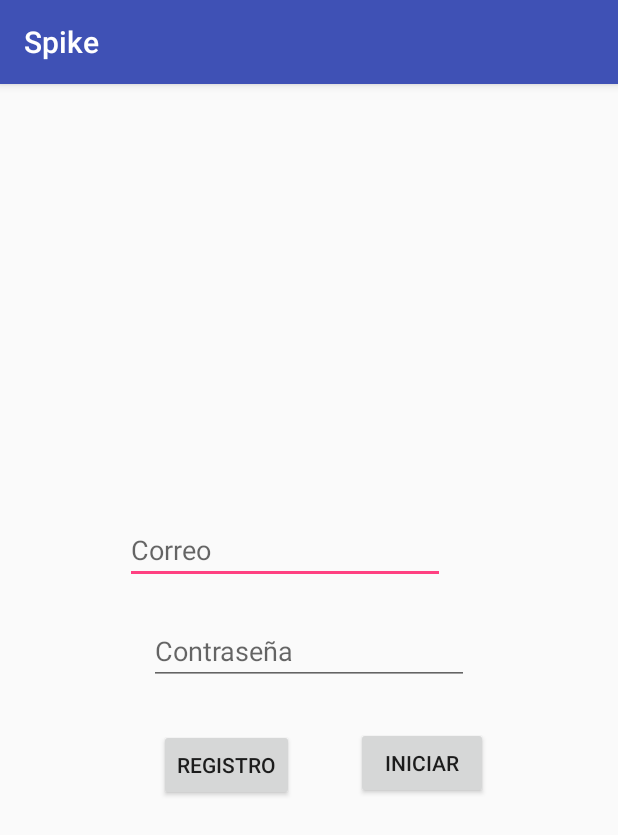
After one commit to juanda0097/Spikec, an Android app: the login screen opened directly, with no data from a screen before it, on a phone screen of 412 x 824 dp. The commit adds this screen. Shown: the top 835 px of the screen. Run offline under Robolectric (Android 15) with nearby library versions, the phone set to English and light mode, and no system bars.

Commit message:
9   registro añadido sin autenticacion

```diff
--- a/app/build.gradle
+++ b/app/build.gradle
@@ -24,13 +24,13 @@ dependencies {
     androidTestCompile('com.android.support.test.espresso:espresso-core:2.2.2', {
         exclude group: 'com.android.support', module: 'support-annotations'
     })
+
+
     compile 'com.android.support:appcompat-v7:26.+'
     compile 'com.android.support:design:26.+'
     compile 'com.android.support.constraint:constraint-layout:1.0.2'
     compile 'com.google.firebase:firebase-core:9.0.0'
-    compile 'com.google.firebase:firebase-database:9.0.0'
-
+    compile 'com.google.firebase:firebase-database:10.0.1'
     testCompile 'junit:junit:4.12'
-
 }
 apply plugin: 'com.google.gms.google-services'
--- a/app/src/main/AndroidManifest.xml
+++ b/app/src/main/AndroidManifest.xml
@@ -20,7 +20,9 @@
             </intent-filter>
         </activity>
         <activity android:name=".Main2Activity" />
-        <activity android:name=".ejemplo"></activity>
+        <activity android:name=".ejemplo" />
+        <activity android:name=".login" />
+        <activity android:name=".register"></activity>
     </application>
 
 </manifest>
--- /dev/null
+++ b/app/src/main/java/com/spikec/spikec/login.java
@@ -0,0 +1,13 @@
+package com.spikec.spikec;
+
+import android.support.v7.app.AppCompatActivity;
+import android.os.Bundle;
+
+public class login extends AppCompatActivity {
+
+    @Override
+    protected void onCreate(Bundle savedInstanceState) {
+        super.onCreate(savedInstanceState);
+        setContentView(R.layout.activity_login);
+    }
+}
--- /dev/null
+++ b/app/src/main/res/layout/activity_login.xml
@@ -0,0 +1,82 @@
+<?xml version="1.0" encoding="utf-8"?>
+<android.support.constraint.ConstraintLayout xmlns:android="http://schemas.android.com/apk/res/android"
+    xmlns:app="http://schemas.android.com/apk/res-auto"
+    xmlns:tools="http://schemas.android.com/tools"
+    android:layout_width="match_parent"
+    android:layout_height="match_parent"
+    tools:context="com.spikec.spikec.login">
+
+    <android.support.constraint.ConstraintLayout
+        android:layout_width="0dp"
+        android:layout_height="248dp"
+        tools:layout_constraintTop_creator="1"
+        tools:layout_constraintRight_creator="1"
+        tools:layout_constraintBottom_creator="1"
+        app:layout_constraintBottom_toBottomOf="parent"
+        app:layout_constraintRight_toRightOf="parent"
+        tools:layout_constraintLeft_creator="1"
+        app:layout_constraintLeft_toLeftOf="parent"
+        app:layout_constraintTop_toTopOf="parent"
+        app:layout_constraintHorizontal_bias="0.0"
+        app:layout_constraintVertical_bias="0.498"
+        android:layout_marginStart="63dp"
+        android:layout_marginEnd="63dp"
+        android:layout_marginLeft="63dp"
+        android:layout_marginRight="63dp"
+        android:id="@+id/constraintLayout">
+
+    </android.support.constraint.ConstraintLayout>
+
+    <EditText
+        android:id="@+id/tvregistro"
+        android:layout_width="wrap_content"
+        android:layout_height="wrap_content"
+        android:ems="10"
+        android:hint="@string/email"
+        android:inputType="textEmailAddress"
+        tools:layout_constraintTop_creator="1"
+        android:layout_marginStart="20dp"
+        android:layout_marginTop="29dp"
+        tools:layout_constraintLeft_creator="1"
+        app:layout_constraintLeft_toLeftOf="@+id/constraintLayout"
+        app:layout_constraintTop_toTopOf="@+id/constraintLayout"
+        android:layout_marginLeft="20dp" />
+
+    <EditText
+        android:id="@+id/editText6"
+        android:layout_width="wrap_content"
+        android:layout_height="wrap_content"
+        android:ems="10"
+        android:hint="@string/password"
+        android:inputType="textPassword"
+        android:layout_marginTop="22dp"
+        app:layout_constraintTop_toBottomOf="@+id/tvregistro"
+        android:layout_marginLeft="8dp"
+        app:layout_constraintLeft_toLeftOf="@+id/constraintLayout"
+        android:layout_marginRight="8dp"
+        app:layout_constraintRight_toRightOf="@+id/constraintLayout" />
+
+    <Button
+        android:id="@+id/button2"
+        android:layout_width="wrap_content"
+        android:layout_height="wrap_content"
+        android:text="@string/register"
+        app:layout_constraintRight_toLeftOf="@+id/button3"
+        android:layout_marginRight="8dp"
+        android:layout_marginLeft="8dp"
+        app:layout_constraintLeft_toLeftOf="@+id/constraintLayout"
+        android:layout_marginTop="29dp"
+        app:layout_constraintTop_toBottomOf="@+id/editText6"
+        app:layout_constraintHorizontal_bias="0.511" />
+
+    <Button
+        android:id="@+id/button3"
+        android:layout_width="wrap_content"
+        android:layout_height="wrap_content"
+        android:text="@string/login"
+        android:layout_marginRight="23dp"
+        app:layout_constraintRight_toRightOf="@+id/constraintLayout"
+        android:layout_marginTop="28dp"
+        app:layout_constraintTop_toBottomOf="@+id/editText6" />
+
+</android.support.constraint.ConstraintLayout>
--- a/app/src/main/res/values/strings.xml
+++ b/app/src/main/res/values/strings.xml
@@ -16,4 +16,10 @@
     <string name="descripcion_de_cita">Descripcion de cita</string>
     <string name="describe">Describe</string>
     <string name="ok">ok</string>
+    <string name="descripcion_de_la_cita">Descripcion de la cita</string>
+    <string name="hora_y_fecha">Hora y fecha</string>
+    <string name="email">Correo</string>
+    <string name="password">Contraseña</string>
+    <string name="register">Registro</string>
+    <string name="login">Iniciar</string>
 </resources>
```
Also changed, not shown: app/src/main/java/com/spikec/spikec/Fireapp.java (added, +21 -0 lines), app/src/main/java/com/spikec/spikec/ejemplo.java (+12 -5 lines), app/src/main/java/com/spikec/spikec/register.java (added, +13 -0 lines), app/src/main/res/layout/activity_ejemplo.xml (+46 -15 lines), app/src/main/res/layout/activity_register.xml (added, +40 -0 lines), 1 other file.
